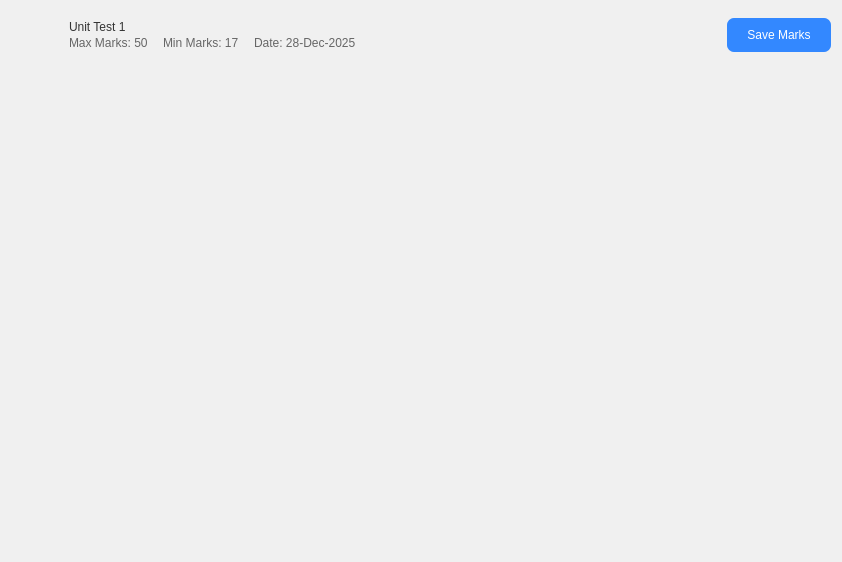
First picture: the form in ui/QTFiles/test_details_page.ui, repository fizzycoding/Attendance-Management-System--College, before the edit.
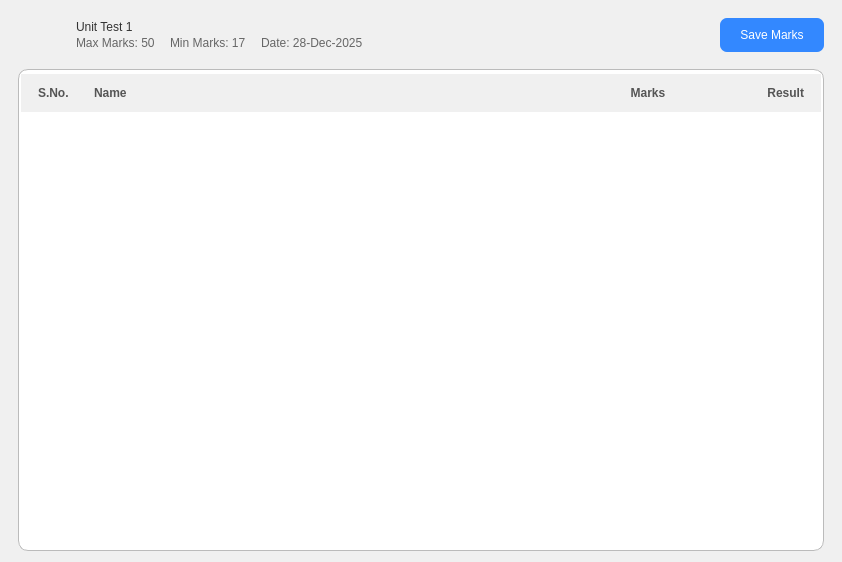
Second picture: the form after the edit. Icons and pictures are not drawn.

```diff
--- a/ui/QTFiles/test_details_page.ui
+++ b/ui/QTFiles/test_details_page.ui
@@ -20,6 +20,12 @@
    <property name="spacing">
     <number>10</number>
    </property>
+   <property name="leftMargin">
+    <number>18</number>
+   </property>
+   <property name="rightMargin">
+    <number>18</number>
+   </property>
    <item>
     <widget class="QWidget" name="header_widget" native="true">
      <property name="styleSheet">
@@ -199,6 +205,146 @@
     </widget>
    </item>
    <item>
+    <widget class="QWidget" name="container" native="true">
+     <property name="styleSheet">
+      <string notr="true">#container{background-color: rgb(255, 255, 255);
+border:1px solid rgb(187, 187, 187); border-radius: 10px}</string>
+     </property>
+     <layout class="QVBoxLayout" name="verticalLayout_2">
+      <property name="spacing">
+       <number>0</number>
+      </property>
+      <property name="leftMargin">
+       <number>3</number>
+      </property>
+      <property name="topMargin">
+       <number>5</number>
+      </property>
+      <property name="rightMargin">
+       <number>3</number>
+      </property>
+      <property name="bottomMargin">
+       <number>5</number>
+      </property>
+      <item>
+       <widget class="QFrame" name="tableHeader">
+        <property name="sizePolicy">
+         <sizepolicy hsizetype="Preferred" vsizetype="Fixed">
+          <horstretch>0</horstretch>
+          <verstretch>0</verstretch>
+         </sizepolicy>
+        </property>
+        <property name="minimumSize">
+         <size>
+          <width>0</width>
+          <height>0</height>
+         </size>
+        </property>
+        <property name="styleSheet">
+         <string notr="true">QFrame{boder:none}
+
+QLabel {
+    font-size: 12px;
+    color: #555;
+    font-weight: 600;
+border: none
+
+}
+          </string>
+        </property>
+        <layout class="QHBoxLayout" name="headerRowLayout">
+         <property name="leftMargin">
+          <number>17</number>
+         </property>
+         <property name="topMargin">
+          <number>12</number>
+         </property>
+         <property name="rightMargin">
+          <number>17</number>
+         </property>
+         <property name="bottomMargin">
+          <number>12</number>
+         </property>
+         <item>
+          <widget class="QLabel" name="label">
+           <property name="sizePolicy">
+            <sizepolicy hsizetype="Fixed" vsizetype="Preferred">
+             <horstretch>0</horstretch>
+             <verstretch>0</verstretch>
+            </sizepolicy>
+           </property>
+           <property name="minimumSize">
+            <size>
+             <width>50</width>
+             <height>0</height>
+            </size>
+           </property>
+           <property name="text">
+            <string>S.No.</string>
+           </property>
+          </widget>
+         </item>
+         <item>
+          <widget class="QLabel" name="head_student">
+           <property name="minimumSize">
+            <size>
+             <width>220</width>
+             <height>0</height>
+            </size>
+           </property>
+           <property name="text">
+            <string>Name</string>
+           </property>
+          </widget>
+         </item>
+         <item>
+          <widget class="QLabel" name="head_status">
+           <property name="sizePolicy">
+            <sizepolicy hsizetype="Fixed" vsizetype="Preferred">
+             <horstretch>0</horstretch>
+             <verstretch>0</verstretch>
+            </sizepolicy>
+           </property>
+           <property name="minimumSize">
+            <size>
+             <width>100</width>
+             <height>0</height>
+            </size>
+           </property>
+           <property name="text">
+            <string>Marks</string>
+           </property>
+           <property name="alignment">
+            <set>Qt::AlignmentFlag::AlignCenter</set>
+           </property>
+          </widget>
+         </item>
+         <item>
+          <widget class="QLabel" name="head_action">
+           <property name="sizePolicy">
+            <sizepolicy hsizetype="Fixed" vsizetype="Preferred">
+             <horstretch>0</horstretch>
+             <verstretch>0</verstretch>
+            </sizepolicy>
+           </property>
+           <property name="minimumSize">
+            <size>
+             <width>100</width>
+             <height>0</height>
+            </size>
+           </property>
+           <property name="text">
+            <string>Result</string>
+           </property>
+           <property name="alignment">
+            <set>Qt::AlignmentFlag::AlignRight|Qt::AlignmentFlag::AlignTrailing|Qt::AlignmentFlag::AlignVCenter</set>
+           </property>
+          </widget>
+         </item>
+        </layout>
+       </widget>
+      </item>
+      <item>
     <widget class="QScrollArea" name="scrollArea">
      <property name="styleSheet">
       <string notr="true">background-color: transparent;
@@ -215,14 +361,26 @@
        <rect>
         <x>0</x>
         <y>0</y>
-        <width>824</width>
-        <height>468</height>
-       </rect>
-      </property>
+           <width>800</width>
+           <height>418</height>
+          </rect>
+         </property>
+         <property name="styleSheet">
+          <string notr="true"/>
+         </property>
       <layout class="QVBoxLayout" name="studentsLayout">
        <property name="spacing">
         <number>0</number>
        </property>
+          <property name="leftMargin">
+           <number>0</number>
+          </property>
+          <property name="topMargin">
+           <number>0</number>
+          </property>
+          <property name="rightMargin">
+           <number>0</number>
+          </property>
        <item>
         <spacer name="verticalSpacer">
          <property name="orientation">
@@ -238,6 +396,9 @@
        </item>
       </layout>
      </widget>
+       </widget>
+      </item>
+     </layout>
     </widget>
    </item>
   </layout>
```
Left out of the diff: 2 changed lines with no effect on the pictures. Lines whose indentation alone changed are shown as unchanged.
